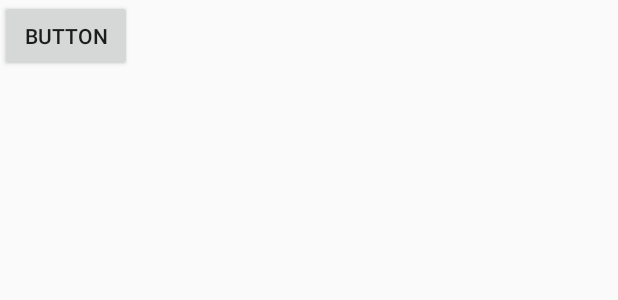
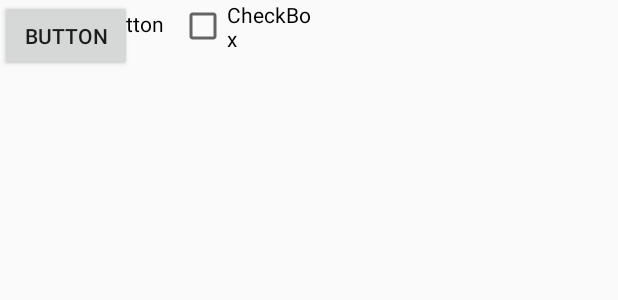
Before and after one commit to alviteranova/ABDI-Ambulance-Dialer-, an Android app: the layout activity_second.xml on its own in the app's theme, with its tools: preview values and no code run, on a phone screen of 412 x 824 dp. Shown: the top 300 px of the screen. Run offline under Robolectric (Android 15) with nearby library versions, the phone set to English and light mode, and no system bars.

Commit message:
Tambah Radio Button

```diff
--- a/app/src/main/res/layout/activity_second.xml
+++ b/app/src/main/res/layout/activity_second.xml
@@ -13,4 +13,21 @@
         android:text="Button"
         tools:layout_editor_absoluteX="134dp"
         tools:layout_editor_absoluteY="113dp" />
+
+    <CheckBox
+        android:id="@+id/checkBox"
+        android:layout_width="94dp"
+        android:layout_height="wrap_content"
+        android:layout_marginStart="119dp"
+        android:text="CheckBox"
+        app:layout_constraintStart_toStartOf="parent"
+        tools:layout_editor_absoluteY="219dp" />
+
+    <RadioButton
+        android:id="@+id/radioButton"
+        android:layout_width="wrap_content"
+        android:layout_height="wrap_content"
+        android:text="RadioButton"
+        tools:layout_editor_absoluteX="84dp"
+        tools:layout_editor_absoluteY="161dp" />
 </android.support.constraint.ConstraintLayout>
```
